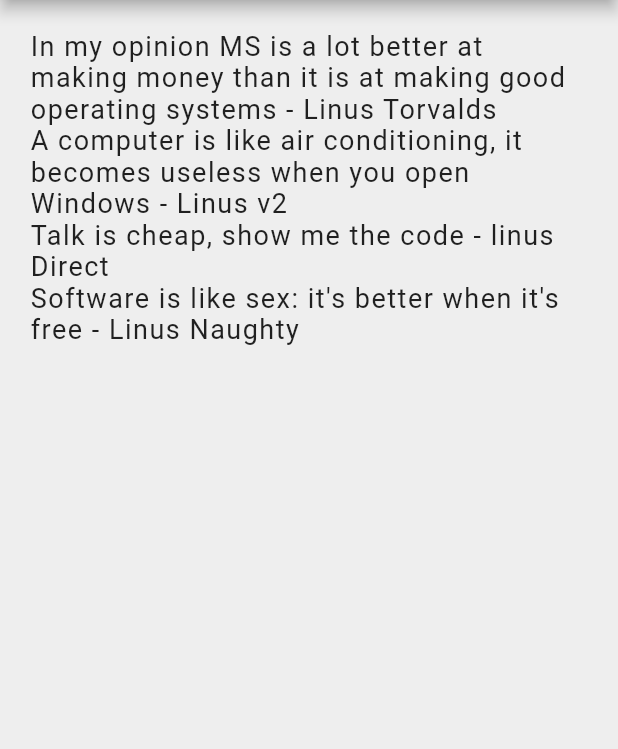
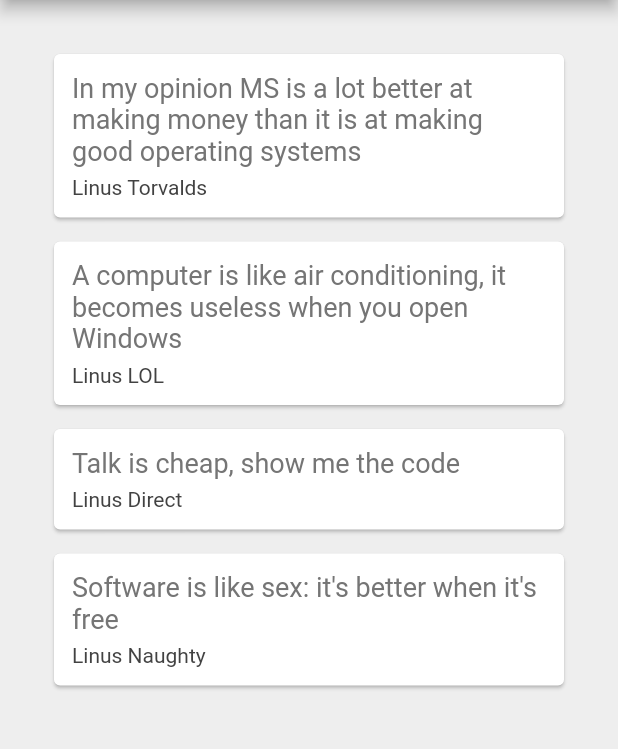
Before and after one commit to andres60/Flutter_Starting_2, a Flutter app: the screen it shows after launch, on a phone screen of 412 x 824 dp, the part 84-833 px from its top. Run offline on Flutter 3.47's test engine with Material 2 defaults, Android fonts, the phone set to English and light mode, and no system bars.

Commit message:
Function that returns a Card Widget

```diff
--- a/lib/main.dart
+++ b/lib/main.dart
@@ -16,10 +16,39 @@ class _QuoteListState extends State<QuoteList> {
 
   List<Quote> quotes = [
     Quote(author: 'Linus Torvalds', text: 'In my opinion MS is a lot better at making money than it is at making good operating systems'),
-    Quote(author: 'Linus v2', text: 'A computer is like air conditioning, it becomes useless when you open Windows'),
-    Quote(text: 'Talk is cheap, show me the code', author: 'linus Direct'),
+    Quote(author: 'Linus LOL', text: 'A computer is like air conditioning, it becomes useless when you open Windows'),
+    Quote(text: 'Talk is cheap, show me the code', author: 'Linus Direct'),
     Quote(author: 'Linus Naughty', text: 'Software is like sex: it\'s better when it\'s free'),
   ];
+
+  Widget quoteTemplate(quote){
+    return Card(
+      margin: EdgeInsets.fromLTRB(16.0, 16.0, 16.0, 0.0),
+      child: Padding(
+        padding: const EdgeInsets.all(12.0),
+        child: Column(
+          crossAxisAlignment: CrossAxisAlignment.stretch,
+          children: <Widget>[
+            Text(
+              quote.text,   // Also could: '${quote.text}',
+              style: TextStyle(
+                fontSize: 18.0,
+                color: Colors.grey[600],
+              ),
+            ),
+            SizedBox(height: 6.0,),
+            Text(
+              quote.author,
+              style: TextStyle(
+                fontSize: 14.0,
+                color: Colors.grey[800],
+              ),
+            ),
+          ],
+        ),
+      ),
+    );
+  }
 
   @override
   Widget build(BuildContext context) {
@@ -36,14 +65,7 @@ class _QuoteListState extends State<QuoteList> {
         padding: EdgeInsets.all(20.0),
         child: Column(
           crossAxisAlignment: CrossAxisAlignment.start,
-          children: quotes.map((quote) => Text(
-            '${quote.text} - ${quote.author}',
-            style: TextStyle(
-              fontSize: 18.0,
-              letterSpacing: 1.0,
-            ),
-          ),
-          ).toList(),
+          children: quotes.map((quote) => quoteTemplate(quote)).toList(),
         ),
       ),
     );
```
